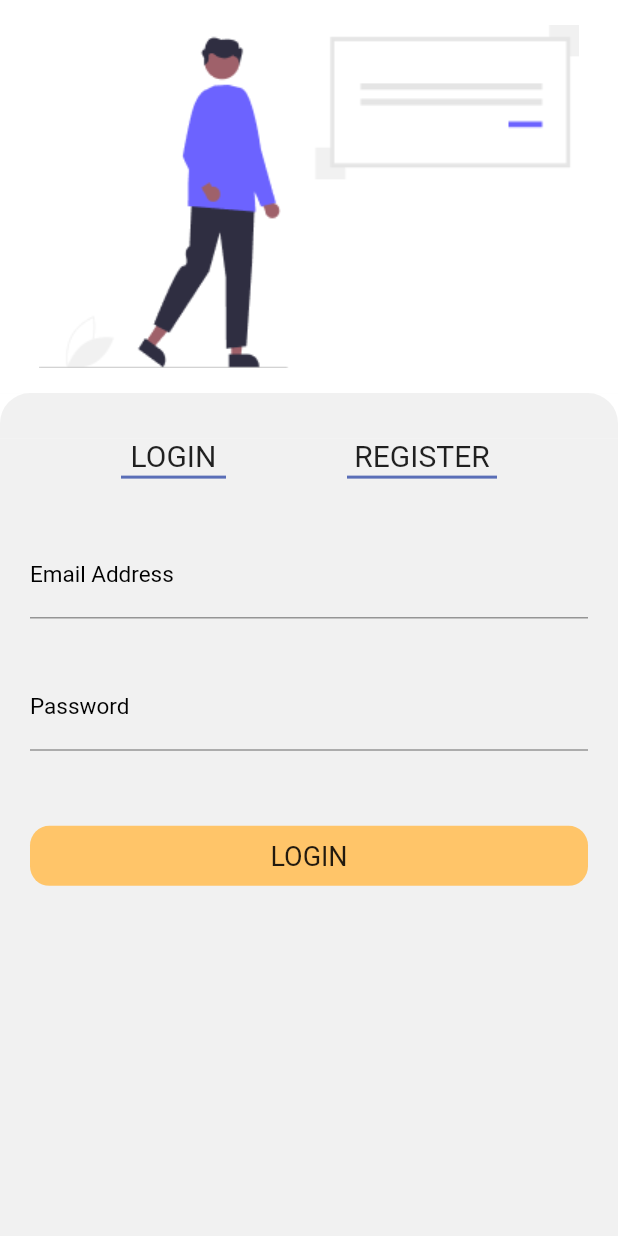
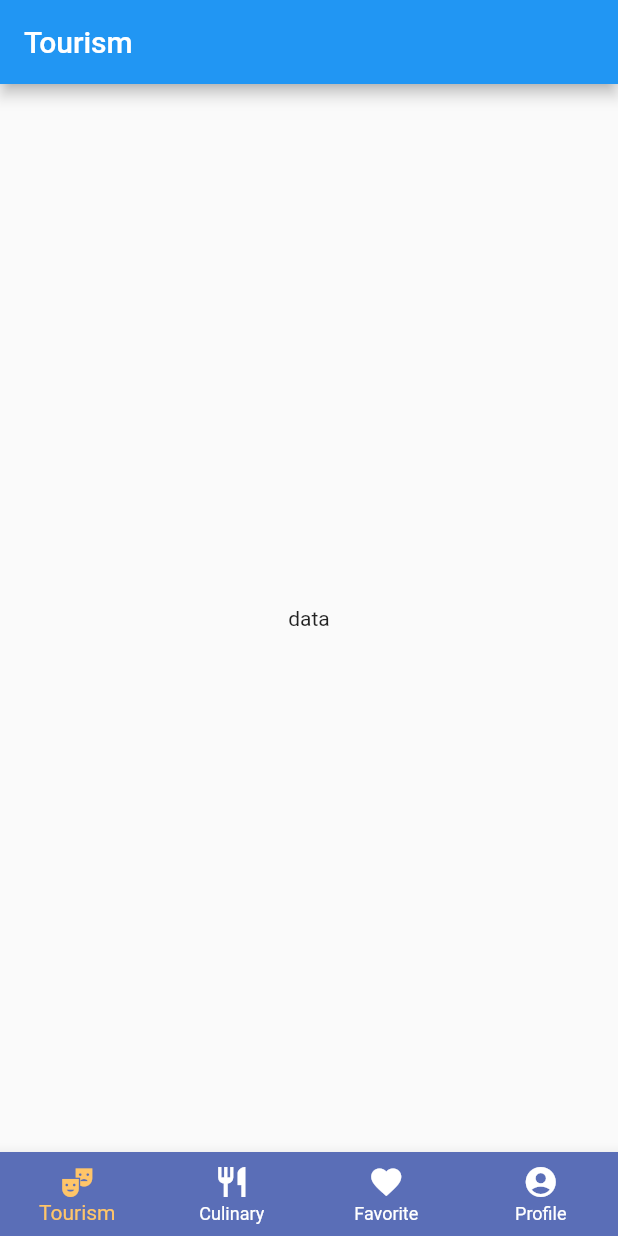
Before and after one commit to hafiyyanabdulaziz/tourpedia, a Flutter app: the screen it shows after launch, on a phone screen of 412 x 824 dp. Run offline on Flutter 3.47's test engine with Material 2 defaults, Android fonts, the phone set to English and light mode, and no system bars; drawn by our look-alikes of touchable_opacity.

Commit message:
membuat button tab bar

```diff
--- a/lib/main.dart
+++ b/lib/main.dart
@@ -1,5 +1,5 @@
 import 'package:flutter/material.dart';
-import 'package:tourpedia/ui/pages/login.dart';
+import 'package:tourpedia/ui/widgets/bottom_tab_bar.dart';
 
 void main() {
   runApp(const MyApp());
@@ -26,7 +26,7 @@ class MyApp extends StatelessWidget {
         primarySwatch: Colors.blue,
       ),
       debugShowCheckedModeBanner: false,
-      home: const Login(),
+      home: const BottomTabBar(),
     );
   }
 }
--- /dev/null
+++ b/lib/ui/pages/culinary.dart
@@ -0,0 +1,22 @@
+import 'package:flutter/material.dart';
+
+class Culinary extends StatefulWidget {
+  const Culinary({Key? key}) : super(key: key);
+
+  @override
+  _CulinaryState createState() => _CulinaryState();
+}
+
+class _CulinaryState extends State<Culinary> {
+  @override
+  Widget build(BuildContext context) {
+    return Scaffold(
+      appBar: AppBar(
+        title: const Text('Culinary'),
+      ),
+      body: const Center(
+        child: Text('data'),
+      ),
+    );
+  }
+}
--- /dev/null
+++ b/lib/ui/pages/favorite.dart
@@ -0,0 +1,22 @@
+import 'package:flutter/material.dart';
+
+class Favorite extends StatefulWidget {
+  const Favorite({Key? key}) : super(key: key);
+
+  @override
+  _FavoriteState createState() => _FavoriteState();
+}
+
+class _FavoriteState extends State<Favorite> {
+  @override
+  Widget build(BuildContext context) {
+    return Scaffold(
+      appBar: AppBar(
+        title: const Text('Favorite'),
+      ),
+      body: const Center(
+        child: Text('data'),
+      ),
+    );
+  }
+}
--- /dev/null
+++ b/lib/ui/pages/profile.dart
@@ -0,0 +1,22 @@
+import 'package:flutter/material.dart';
+
+class Profile extends StatefulWidget {
+  const Profile({Key? key}) : super(key: key);
+
+  @override
+  _ProfileState createState() => _ProfileState();
+}
+
+class _ProfileState extends State<Profile> {
+  @override
+  Widget build(BuildContext context) {
+    return Scaffold(
+      appBar: AppBar(
+        title: const Text('Profile'),
+      ),
+      body: const Center(
+        child: Text('data'),
+      ),
+    );
+  }
+}
--- /dev/null
+++ b/lib/ui/pages/tourism.dart
@@ -0,0 +1,22 @@
+import 'package:flutter/material.dart';
+
+class Tourism extends StatefulWidget {
+  const Tourism({Key? key}) : super(key: key);
+
+  @override
+  _TourismState createState() => _TourismState();
+}
+
+class _TourismState extends State<Tourism> {
+  @override
+  Widget build(BuildContext context) {
+    return Scaffold(
+      appBar: AppBar(
+        title: const Text('Tourism'),
+      ),
+      body: const Center(
+        child: Text('data'),
+      ),
+    );
+  }
+}
--- /dev/null
+++ b/lib/ui/widgets/bottom_tab_bar.dart
@@ -0,0 +1,78 @@
+import 'package:flutter/material.dart';
+import 'package:tourpedia/ui/pages/culinary.dart';
+import 'package:tourpedia/ui/pages/favorite.dart';
+import 'package:tourpedia/ui/pages/profile.dart';
+import 'package:tourpedia/ui/pages/tourism.dart';
+import 'package:tourpedia/utils/my_colors.dart';
+
+class BottomTabBar extends StatefulWidget {
+  const BottomTabBar({Key? key}) : super(key: key);
+
+  @override
+  _BottomTabBarState createState() => _BottomTabBarState();
+}
+
+class _BottomTabBarState extends State<BottomTabBar> {
+  int _currentIndex = 0;
+
+  @override
+  Widget build(BuildContext context) {
+    return Scaffold(
+      body: IndexedStack(
+        index: _currentIndex,
+        children: [
+          for (final tabItem in TabNavigationItem.items) tabItem.page,
+        ],
+      ),
+      bottomNavigationBar: BottomNavigationBar(
+        type: BottomNavigationBarType.fixed,
+        currentIndex: _currentIndex,
+        backgroundColor: MyColors.bluePrimary,
+        selectedItemColor: MyColors.button,
+        unselectedItemColor: MyColors.white,
+        onTap: (int index) => setState(
+          () => _currentIndex = index,
+        ),
+        items: [
+          for (final tabItem in TabNavigationItem.items)
+            BottomNavigationBarItem(
+              icon: tabItem.icon,
+              label: tabItem.title,
+            ),
+        ],
+      ),
+    );
+  }
+}
+
+class TabNavigationItem {
+  final Widget page;
+  final String title;
+  final Icon icon;
+
+  TabNavigationItem(
+      {required this.page, required this.title, required this.icon});
+
+  static List<TabNavigationItem> get items => [
+        TabNavigationItem(
+          page: const Tourism(),
+          title: 'Tourism',
+          icon: const Icon(Icons.theater_comedy),
+        ),
+        TabNavigationItem(
+          page: const Culinary(),
+          title: 'Culinary',
+          icon: const Icon(Icons.restaurant),
+        ),
+        TabNavigationItem(
+          page: const Favorite(),
+          title: 'Favorite',
+          icon: const Icon(Icons.favorite),
+        ),
+        TabNavigationItem(
+          page: const Profile(),
+          title: 'Profile',
+          icon: const Icon(Icons.account_circle),
+        ),
+      ];
+}
```
